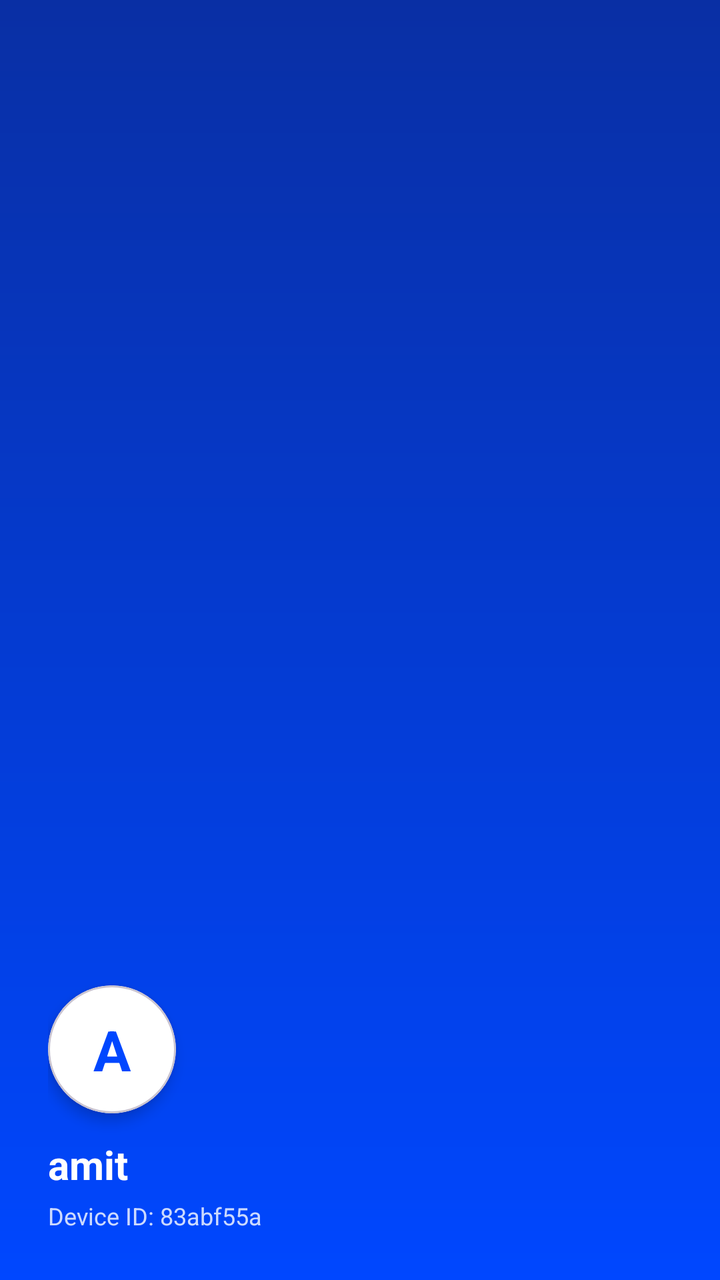
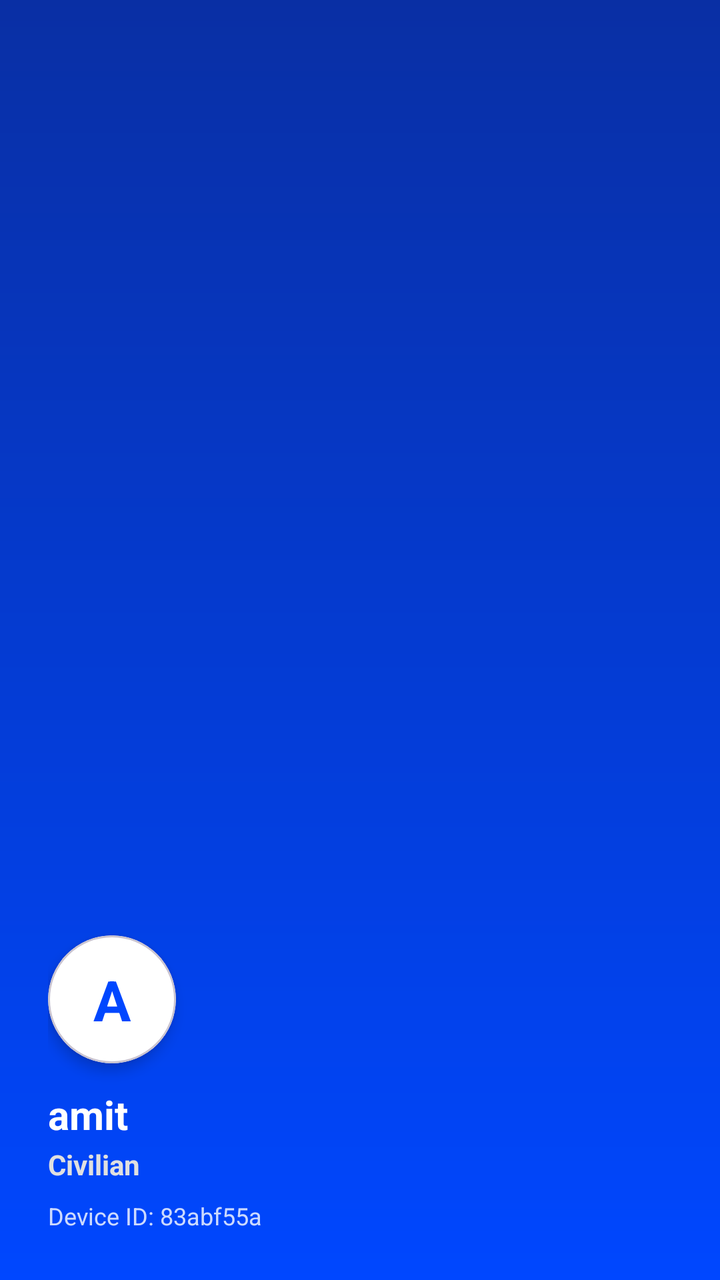

The first picture is an Android layout as it rendered before a commit; the second is the same layout after the commit. The layout source and the unified diff follow.
<!-- AndroidManifest.xml: application theme Theme.DisasterComm -->
<!-- res/layout/nav_header.xml -->
<?xml version="1.0" encoding="utf-8"?>
<LinearLayout xmlns:android="http://schemas.android.com/apk/res/android"
    xmlns:app="http://schemas.android.com/apk/res-auto"
    android:layout_width="match_parent"
    android:layout_height="200dp"
    android:background="@drawable/gradient_toolbar"
    android:gravity="bottom"
    android:orientation="vertical"
    android:padding="24dp"
    android:theme="@style/ThemeOverlay.AppCompat.Dark">

    
    <com.google.android.material.card.MaterialCardView
        android:layout_width="64dp"
        android:layout_height="64dp"
        app:cardCornerRadius="32dp"
        app:cardElevation="4dp"
        app:cardBackgroundColor="@color/white"
        android:layout_marginBottom="12dp">

        <TextView
            android:id="@+id/tvUserInitial"
            android:layout_width="match_parent"
            android:layout_height="match_parent"
            android:gravity="center"
            android:text="A"
            android:textSize="28sp"
            android:textStyle="bold"
            android:textColor="@color/primary"/>
    </com.google.android.material.card.MaterialCardView>

    
    <TextView
        android:id="@+id/tvUserName"
        android:layout_width="wrap_content"
        android:layout_height="wrap_content"
        android:text="amit"
        android:textSize="20sp"
        android:textStyle="bold"
        android:textColor="@color/white"
        android:layout_marginBottom="4dp"/>

    
    <TextView
        android:id="@+id/tvDeviceId"
        android:layout_width="wrap_content"
        android:layout_height="wrap_content"
        android:text="Device ID: 83abf55a"
        android:textSize="12sp"
        android:textColor="@color/white"
        android:alpha="0.8"/>

</LinearLayout>
<!-- resources referenced by this layout -->
<resources>
  <color name="primary">#0047FF</color>
  <color name="white">#FFFFFF</color>
  <!-- drawable gradient_toolbar (drawable) -->
  <?xml version="1.0" encoding="utf-8"?>
  <shape xmlns:android="http://schemas.android.com/apk/res/android"
      android:shape="rectangle">
      <gradient
          android:angle="90"
          android:startColor="@color/primary"
          android:endColor="@color/primary_variant"
          android:type="linear"/>
  </shape>
  <style name="Theme.DisasterComm" parent="Theme.Material3.DayNight.NoActionBar">
          
          <item name="colorPrimary">@color/primary</item>
          <item name="colorPrimaryVariant">@color/primary_variant</item>
          <item name="colorOnPrimary">@color/text_on_primary</item>
          
          
          <item name="colorSecondary">@color/secondary</item>
          <item name="colorSecondaryVariant">@color/secondary_variant</item>
          <item name="colorOnSecondary">@color/white</item>
          
          
          <item name="android:windowBackground">@color/background</item>
          <item name="colorSurface">@color/surface</item>
          <item name="colorOnSurface">@color/text_primary</item>
          
          
          <item name="android:statusBarColor">@color/primary_variant</item>
          <item name="android:windowLightStatusBar">false</item>
          
          
          <item name="elevationOverlayEnabled">false</item>
          
          
          <item name="materialButtonStyle">@style/Widget.App.Button</item>
      </style>
  <color name="primary_variant">#092FA4</color>
  <color name="text_on_primary">#FFFFFF</color>
  <color name="secondary">#0047FF</color>
  <color name="secondary_variant">#092FA4</color>
  <color name="background">#F8F9FA</color>
  <color name="surface">#FFFFFF</color>
  <color name="text_primary">#0F172A</color>
  <style name="Widget.App.Button" parent="Widget.Material3.Button">
          <item name="android:minHeight">48dp</item>
          <item name="android:minWidth">48dp</item>
          <item name="android:stateListAnimator">@null</item> 
          <item name="android:elevation">0dp</item>
      </style>
</resources>

<!-- the commit's change to res/layout/nav_header.xml (unified diff, before → after) -->
@@ -38,7 +38,18 @@
         android:textSize="20sp"
         android:textStyle="bold"
         android:textColor="@color/white"
-        android:layout_marginBottom="4dp"/>
+        android:layout_marginBottom="2dp"/>
+
+    
+    <TextView
+        android:id="@+id/tvUserRole"
+        android:layout_width="wrap_content"
+        android:layout_height="wrap_content"
+        android:text="Civilian"
+        android:textSize="14sp"
+        android:textStyle="bold"
+        android:textColor="#E0E0E0"
+        android:layout_marginBottom="8dp"/>
 
     
     <TextView
